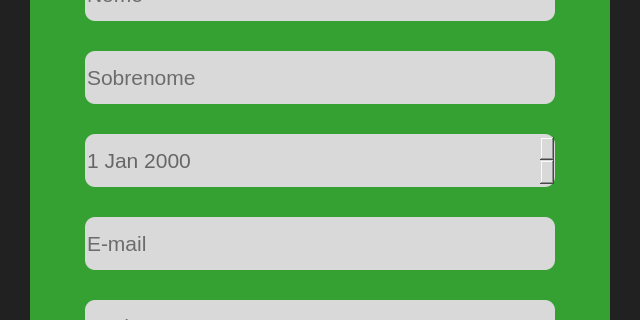
This is tela_cadastro.ui in Robson-tech/app-educacional as Qt 5 draws it before an edit; both pictures show x 0 to 640 and y 123 to 443 of the 640 by 640 pixel window. The edited form follows.
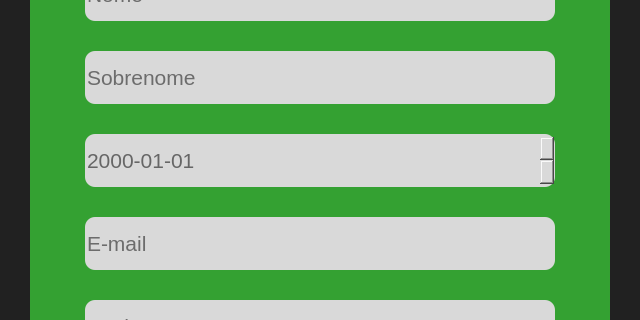
This is the edited form. The open tabs and pages were chosen to show the change.

```diff
--- a/tela_cadastro.ui
+++ b/tela_cadastro.ui
@@ -275,6 +275,9 @@
 background-color: rgb(217, 217, 217);
 color: rgb(102, 102, 102);</string>
      </property>
+     <property name="displayFormat">
+      <string>yyyy-dd-MM</string>
+     </property>
     </widget>
    </widget>
    <widget class="QWidget" name="professores">
```
Left out of the diff: 9 changed lines with no effect on the pictures.
